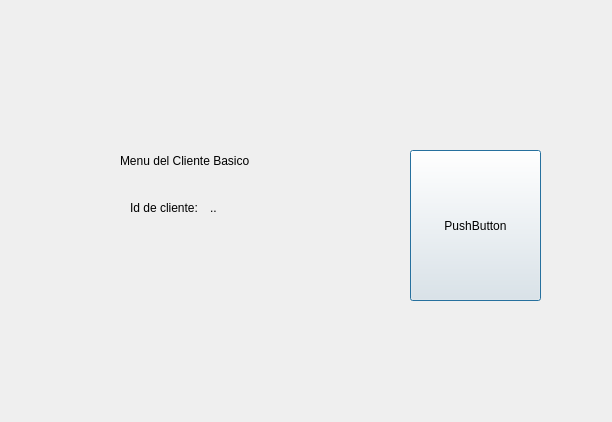
Above: ParkingLotSystem1.0/cliente_b_principal.ui from Jheb1024/Park_lot_System before the change. Below: the same form after it.
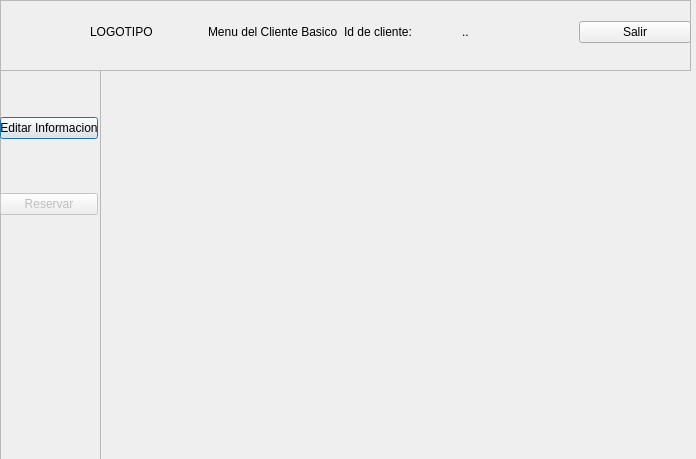
That is the form after the change.

Diff of the .ui file:
```diff
--- a/ParkingLotSystem1.0/cliente_b_principal.ui
+++ b/ParkingLotSystem1.0/cliente_b_principal.ui
@@ -6,64 +6,159 @@
    <rect>
     <x>0</x>
     <y>0</y>
-    <width>612</width>
-    <height>422</height>
+    <width>696</width>
+    <height>459</height>
    </rect>
   </property>
   <property name="windowTitle">
    <string>Dialog</string>
   </property>
-  <widget class="QLabel" name="label">
+  <widget class="QFrame" name="frame">
    <property name="geometry">
     <rect>
-     <x>120</x>
-     <y>150</y>
-     <width>251</width>
-     <height>21</height>
+     <x>0</x>
+     <y>70</y>
+     <width>101</width>
+     <height>391</height>
     </rect>
    </property>
-   <property name="text">
-    <string>Menu del Cliente Basico</string>
+   <property name="frameShape">
+    <enum>QFrame::StyledPanel</enum>
    </property>
-  </widget>
-  <widget class="QLabel" name="label_2">
-   <property name="geometry">
-    <rect>
-     <x>130</x>
-     <y>200</y>
-     <width>211</width>
-     <height>16</height>
-    </rect>
+   <property name="frameShadow">
+    <enum>QFrame::Raised</enum>
    </property>
-   <property name="text">
-    <string>Id de cliente:</string>
-   </property>
+   <widget class="QWidget" name="layoutWidget">
+    <property name="geometry">
+     <rect>
+      <x>0</x>
+      <y>0</y>
+      <width>98</width>
+      <height>192</height>
+     </rect>
+    </property>
+    <layout class="QVBoxLayout" name="verticalLayout">
+     <item>
+      <spacer name="verticalSpacer_2">
+       <property name="orientation">
+        <enum>Qt::Vertical</enum>
+       </property>
+       <property name="sizeHint" stdset="0">
+        <size>
+         <width>20</width>
+         <height>40</height>
+        </size>
+       </property>
+      </spacer>
+     </item>
+     <item>
+      <widget class="QPushButton" name="Editar_Info_pushButton">
+       <property name="text">
+        <string>Editar Informacion</string>
+       </property>
+      </widget>
+     </item>
+     <item>
+      <spacer name="verticalSpacer">
+       <property name="orientation">
+        <enum>Qt::Vertical</enum>
+       </property>
+       <property name="sizeHint" stdset="0">
+        <size>
+         <width>20</width>
+         <height>40</height>
+        </size>
+       </property>
+      </spacer>
+     </item>
+     <item>
+      <widget class="QPushButton" name="pushButton_3">
+       <property name="enabled">
+        <bool>false</bool>
+       </property>
+       <property name="text">
+        <string>Reservar</string>
+       </property>
+      </widget>
+     </item>
+     <item>
+      <spacer name="verticalSpacer_3">
+       <property name="orientation">
+        <enum>Qt::Vertical</enum>
+       </property>
+       <property name="sizeHint" stdset="0">
+        <size>
+         <width>20</width>
+         <height>40</height>
+        </size>
+       </property>
+      </spacer>
+     </item>
+    </layout>
+   </widget>
   </widget>
-  <widget class="QLabel" name="Id_label">
+  <widget class="QFrame" name="frame_2">
    <property name="geometry">
     <rect>
-     <x>210</x>
-     <y>200</y>
-     <width>91</width>
-     <height>16</height>
+     <x>0</x>
+     <y>0</y>
+     <width>691</width>
+     <height>71</height>
     </rect>
    </property>
-   <property name="text">
-    <string>..</string>
+   <property name="frameShape">
+    <enum>QFrame::StyledPanel</enum>
    </property>
-  </widget>
-  <widget class="QPushButton" name="pushButton">
-   <property name="geometry">
-    <rect>
-     <x>410</x>
-     <y>150</y>
-     <width>131</width>
-     <height>151</height>
-    </rect>
+   <property name="frameShadow">
+    <enum>QFrame::Raised</enum>
    </property>
-   <property name="text">
-    <string>PushButton</string>
-   </property>
+   <widget class="QWidget" name="layoutWidget">
+    <property name="geometry">
+     <rect>
+      <x>90</x>
+      <y>20</y>
+      <width>601</width>
+      <height>25</height>
+     </rect>
+    </property>
+    <layout class="QGridLayout" name="gridLayout">
+     <item row="0" column="0">
+      <widget class="QLabel" name="label_3">
+       <property name="text">
+        <string>LOGOTIPO</string>
+       </property>
+      </widget>
+     </item>
+     <item row="0" column="1">
+      <widget class="QLabel" name="label">
+       <property name="text">
+        <string>Menu del Cliente Basico</string>
+       </property>
+      </widget>
+     </item>
+     <item row="0" column="2">
+      <widget class="QLabel" name="label_2">
+       <property name="text">
+        <string>Id de cliente:</string>
+       </property>
+      </widget>
+     </item>
+     <item row="0" column="3">
+      <widget class="QLabel" name="Id_label">
+       <property name="text">
+        <string>..</string>
+       </property>
+      </widget>
+     </item>
+     <item row="0" column="4">
+      <widget class="QPushButton" name="pushButton_2">
+       <property name="text">
+        <string>Salir</string>
+       </property>
+      </widget>
+     </item>
+    </layout>
+   </widget>
   </widget>
  </widget>
  <resources/>
```
